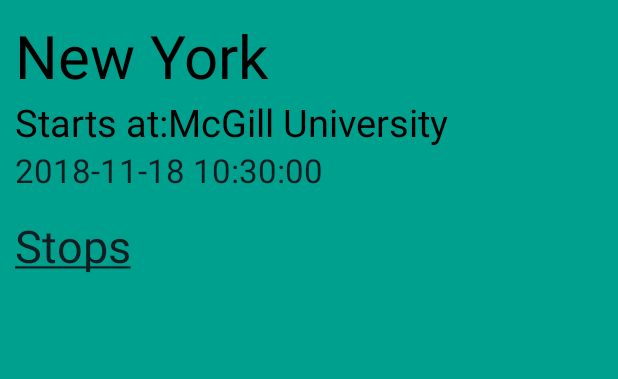
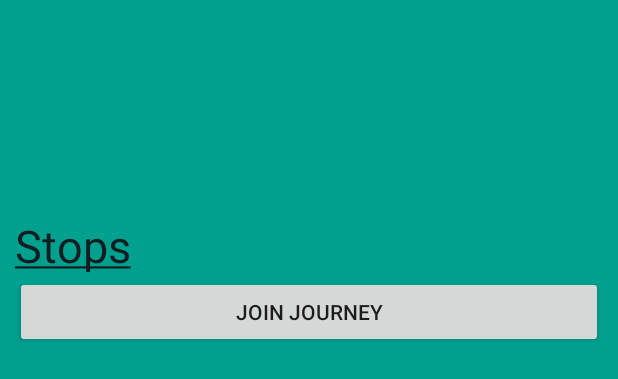
Before and after one commit to ECSE321-Fall2018/t09, an Android app: the layout activity_advertisement_viewer.xml on its own in the app's theme, with its tools: preview values and no code run, on a phone screen of 412 x 824 dp. Shown: the top 379 px of the screen. Run offline under Robolectric (Android 15) with nearby library versions, the phone set to English and light mode, and no system bars.

Commit message:
Completes the journey viewer functionality.

```diff
--- a/Passenger/RideShare9/app/src/main/java/ca/mcgill/ecse321/rideshare9/user/AdvertisementsAdapter.java
+++ b/Passenger/RideShare9/app/src/main/java/ca/mcgill/ecse321/rideshare9/user/AdvertisementsAdapter.java
@@ -26,7 +26,7 @@ public class AdvertisementsAdapter extends RecyclerView.Adapter<AdvertisementsAd
         public void onClick(View v) {
             int itemPos = recyclerView.getChildLayoutPosition(v);
             Advertisement advertisement = advertisements.get(itemPos);
-            Toast.makeText(context, advertisement.getTitle(), Toast.LENGTH_LONG).show();
+            //Toast.makeText(context, advertisement.getTitle(), Toast.LENGTH_LONG).show();
             Intent intent = new Intent(context, AdvertisementViewerActivity.class);
             intent.putExtra("advertisement_data", advertisement);
             context.startActivity(intent);
--- a/Passenger/RideShare9/app/src/main/res/layout/activity_advertisement_viewer.xml
+++ b/Passenger/RideShare9/app/src/main/res/layout/activity_advertisement_viewer.xml
@@ -6,7 +6,12 @@
     android:layout_height="match_parent"
     android:background="@color/brighterPrimary"
     android:padding="10dp"
-    tools:context=".user.AdvertisementViewerActivity">
+    tools:context=".user.AdvertisementViewerActivity"
+    app:layout_behavior="@string/appbar_scrolling_view_behavior">
+
+    <ScrollView
+        android:layout_width="match_parent"
+        android:layout_height="match_parent">
 
         <LinearLayout
             android:layout_width="match_parent"
@@ -17,7 +22,6 @@
                 android:id="@+id/advertisement_viewer_title"
                 android:layout_width="match_parent"
                 android:layout_height="wrap_content"
-            android:text="New York"
                 android:textColor="@android:color/black"
                 android:textSize="40sp" />
 
@@ -25,7 +29,6 @@
                 android:id="@+id/advertisement_viewer_startsAtLocation"
                 android:layout_width="match_parent"
                 android:layout_height="wrap_content"
-            android:text="Starts at:McGill University"
                 android:textColor="@android:color/black"
                 android:textSize="25sp" />
 
@@ -33,7 +36,6 @@
                 android:id="@+id/advertisement_viewer_startsAtDate"
                 android:layout_width="match_parent"
                 android:layout_height="wrap_content"
-            android:text="2018-11-18 10:30:00"
                 android:textColor="#131d21"
                 android:textSize="22sp" />
 
@@ -43,13 +45,21 @@
                 android:text="@string/label_stops"
                 android:textColor="#131d21"
                 android:textSize="30sp"
-            android:layout_marginTop="15dp"/>
+                android:layout_marginTop="15dp" />
 
             <android.support.v7.widget.RecyclerView
                 android:id="@+id/rvStopsForJourney"
                 android:layout_width="match_parent"
-            android:layout_height="wrap_content"/>
+                android:layout_height="wrap_content" />
+
+            <Button
+                android:id="@+id/advertisement_viewer_join_button"
+                android:layout_width="match_parent"
+                android:layout_height="wrap_content"
+                android:text="@string/advertisement_viewer_join_button" />
 
         </LinearLayout>
 
+    </ScrollView>
+
 </android.support.constraint.ConstraintLayout>
--- a/Passenger/RideShare9/app/src/main/res/values/strings.xml
+++ b/Passenger/RideShare9/app/src/main/res/values/strings.xml
@@ -33,4 +33,5 @@
     <string name="yudixie">yudixie</string>
     <string name="hereIsYourCurrentTrip">Here is your current trip !</string>
     <string name="label_stops"><u>Stops</u></string>
+    <string name="advertisement_viewer_join_button">Join Journey</string>
 </resources>
```
Also changed, not shown: Passenger/RideShare9/app/src/main/java/ca/mcgill/ecse321/rideshare9/FullscreenActivity_login.java (+8 -5 lines), Passenger/RideShare9/app/src/main/java/ca/mcgill/ecse321/rideshare9/user/AdvertisementViewerActivity.java (+55 -2 lines), Passenger/RideShare9/app/src/main/java/ca/mcgill/ecse321/rideshare9/user/JourneyBrowserFragment.java (+10 -2 lines). Lines whose indentation alone changed are shown as unchanged.
